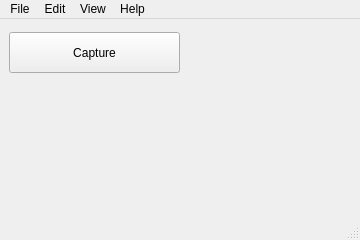
This is Linux-Application/DomesdayDuplicator/mainwindow.ui in simoninns/DomesdayDuplicator-gui-app as Qt 5 draws it before an edit. The edited form follows.
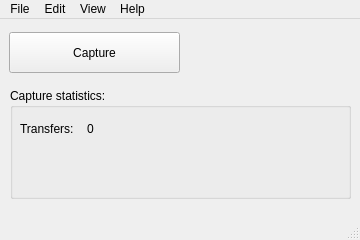
This is the edited form.

Commit message: Added basic USB bulk transfer

```diff
--- a/Linux-Application/DomesdayDuplicator/mainwindow.ui
+++ b/Linux-Application/DomesdayDuplicator/mainwindow.ui
@@ -33,6 +33,45 @@
      <string>Capture</string>
     </property>
    </widget>
+   <widget class="QGroupBox" name="groupBox">
+    <property name="geometry">
+     <rect>
+      <x>10</x>
+      <y>69</y>
+      <width>341</width>
+      <height>111</height>
+     </rect>
+    </property>
+    <property name="title">
+     <string>Capture statistics:</string>
+    </property>
+    <widget class="QLabel" name="label">
+     <property name="geometry">
+      <rect>
+       <x>10</x>
+       <y>30</y>
+       <width>71</width>
+       <height>21</height>
+      </rect>
+     </property>
+     <property name="text">
+      <string>Transfers:</string>
+     </property>
+    </widget>
+    <widget class="QLabel" name="numberOfTransfersLabel">
+     <property name="geometry">
+      <rect>
+       <x>77</x>
+       <y>30</y>
+       <width>101</width>
+       <height>21</height>
+      </rect>
+     </property>
+     <property name="text">
+      <string>0</string>
+     </property>
+    </widget>
+   </widget>
   </widget>
   <widget class="QMenuBar" name="menuBar">
    <property name="geometry">
```
The commit also changes 7 other files.
